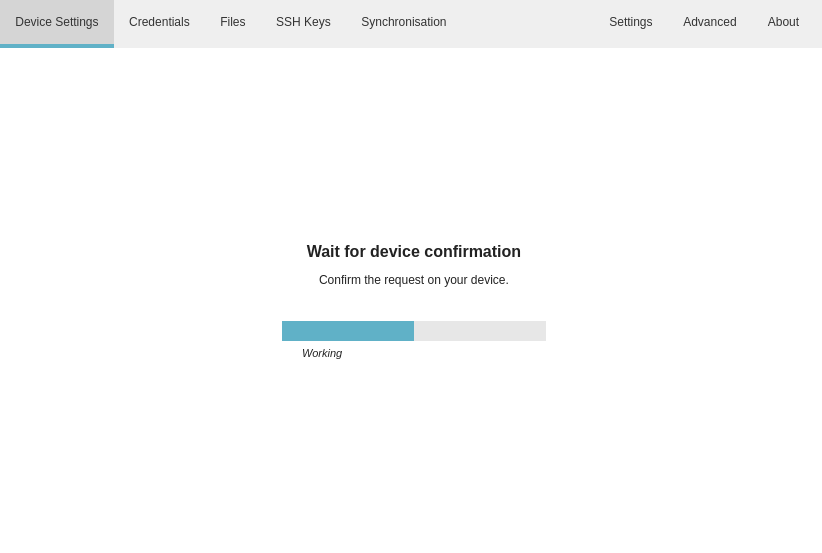
This is src/MainWindow.ui in mooltipass/moolticute as Qt 5 draws it before an edit. The edited form follows.
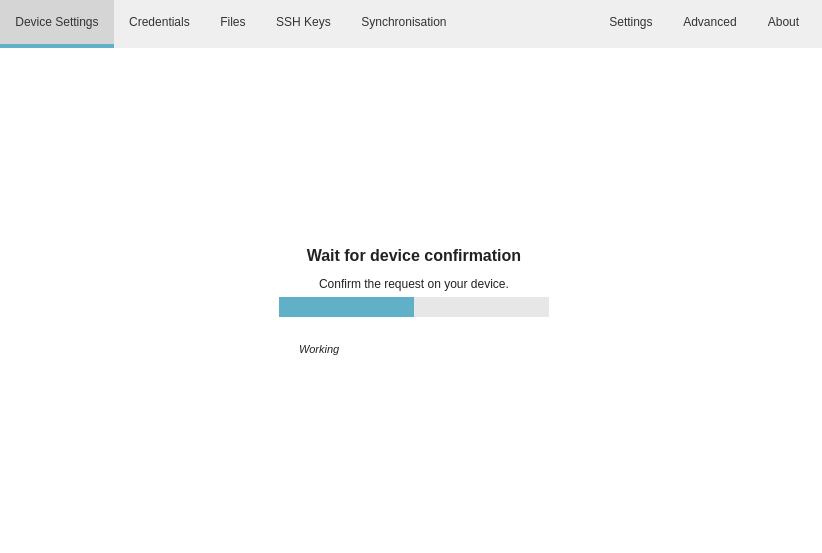
This is the edited form. The open tabs and pages were chosen to show the change. Icons and pictures are not drawn. Custom widgets are drawn as their Qt base class.

Commit message: Hide waiting for device confirmation message after a progress report is received.

```diff
--- a/src/MainWindow.ui
+++ b/src/MainWindow.ui
@@ -1618,14 +1618,20 @@
             </property>
             <property name="sizeHint" stdset="0">
              <size>
-              <width>228</width>
-              <height>18</height>
+              <width>20</width>
+              <height>40</height>
              </size>
             </property>
            </spacer>
           </item>
           <item>
            <widget class="QLabel" name="labelWait">
+            <property name="maximumSize">
+             <size>
+              <width>300</width>
+              <height>16777215</height>
+             </size>
+            </property>
             <property name="text">
              <string>&lt;html&gt;&lt;head/&gt;&lt;body&gt;&lt;p&gt;&lt;span style=&quot; font-size:12pt; font-weight:600;&quot;&gt;Wait for device confirmation&lt;/span&gt;&lt;/p&gt;&lt;p&gt;Confirm the request on your device.&lt;/p&gt;&lt;/body&gt;&lt;/html&gt;</string>
             </property>
@@ -1634,24 +1640,14 @@
             </property>
            </widget>
           </item>
-          <item>
-           <spacer name="verticalSpacer">
-            <property name="orientation">
-             <enum>Qt::Vertical</enum>
-            </property>
-            <property name="sizeType">
-             <enum>QSizePolicy::Fixed</enum>
-            </property>
-            <property name="sizeHint" stdset="0">
-             <size>
-              <width>228</width>
-              <height>28</height>
-             </size>
-            </property>
-           </spacer>
-          </item>
           <item>
            <widget class="QProgressBar" name="progressBarWait">
+            <property name="maximumSize">
+             <size>
+              <width>300</width>
+              <height>16777215</height>
+             </size>
+            </property>
             <property name="maximum">
              <number>0</number>
             </property>
@@ -1662,6 +1658,24 @@
           </item>
           <item>
            <widget class="QLabel" name="labelProgressMessage">
+            <property name="sizePolicy">
+             <sizepolicy hsizetype="Preferred" vsizetype="Preferred">
+              <horstretch>0</horstretch>
+              <verstretch>0</verstretch>
+             </sizepolicy>
+            </property>
+            <property name="minimumSize">
+             <size>
+              <width>270</width>
+              <height>0</height>
+             </size>
+            </property>
+            <property name="maximumSize">
+             <size>
+              <width>300</width>
+              <height>16777215</height>
+             </size>
+            </property>
             <property name="font">
              <font>
               <pointsize>8</pointsize>
@@ -1672,7 +1686,10 @@
              <string>Working</string>
             </property>
             <property name="alignment">
-             <set>Qt::AlignLeading|Qt::AlignLeft|Qt::AlignVCenter</set>
+             <set>Qt::AlignLeading|Qt::AlignLeft|Qt::AlignTop</set>
+            </property>
+            <property name="wordWrap">
+             <bool>true</bool>
             </property>
             <property name="margin">
              <number>0</number>
@@ -1683,14 +1700,14 @@
            </widget>
           </item>
           <item>
-           <spacer name="verticalSpacer_17">
+           <spacer name="verticalSpacer">
             <property name="orientation">
              <enum>Qt::Vertical</enum>
             </property>
             <property name="sizeHint" stdset="0">
              <size>
-              <width>228</width>
-              <height>18</height>
+              <width>20</width>
+              <height>40</height>
              </size>
             </property>
            </spacer>
```
The commit also changes 1 other file.
